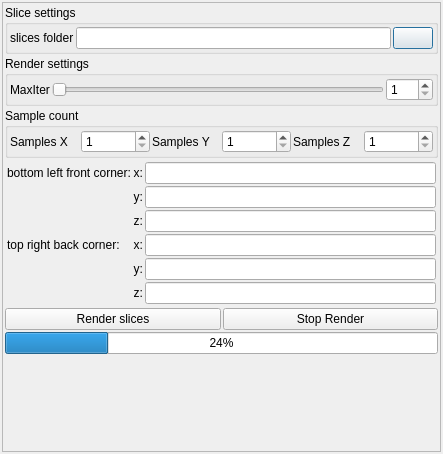
Old version of the form mandelbulber2/qt/volume_slice_dialog.ui in the repository buddhi1980/mandelbulber2.
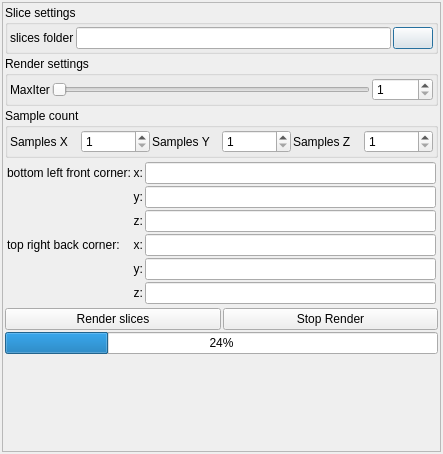
New version of the form. Icons and pictures are not drawn. Custom widgets are drawn as their Qt base class.

```diff
--- a/mandelbulber2/qt/volume_slice_dialog.ui
+++ b/mandelbulber2/qt/volume_slice_dialog.ui
@@ -150,7 +150,7 @@
                <number>1</number>
               </property>
               <property name="maximum">
-               <number>100</number>
+               <number>10000</number>
               </property>
              </widget>
             </item>
@@ -160,7 +160,7 @@
                <number>1</number>
               </property>
               <property name="maximum">
-               <number>100</number>
+               <number>10000</number>
               </property>
               <property name="singleStep">
                <number>8</number>
```
Left out of the diff: 6 changed lines with no effect on the pictures.
